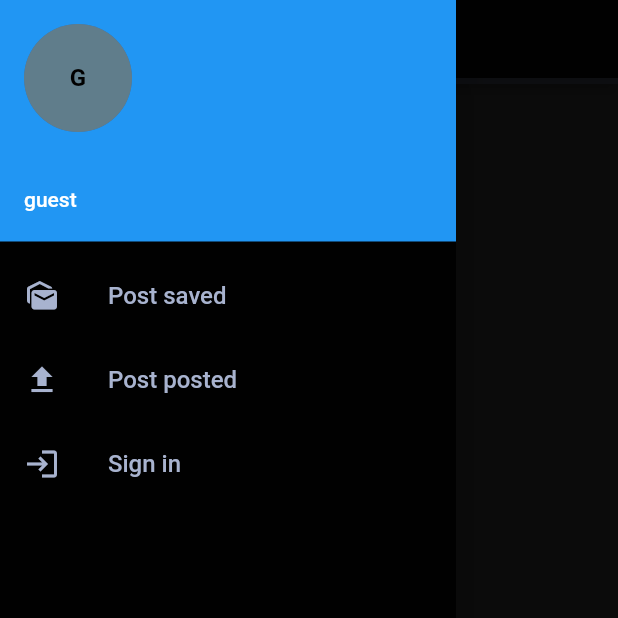
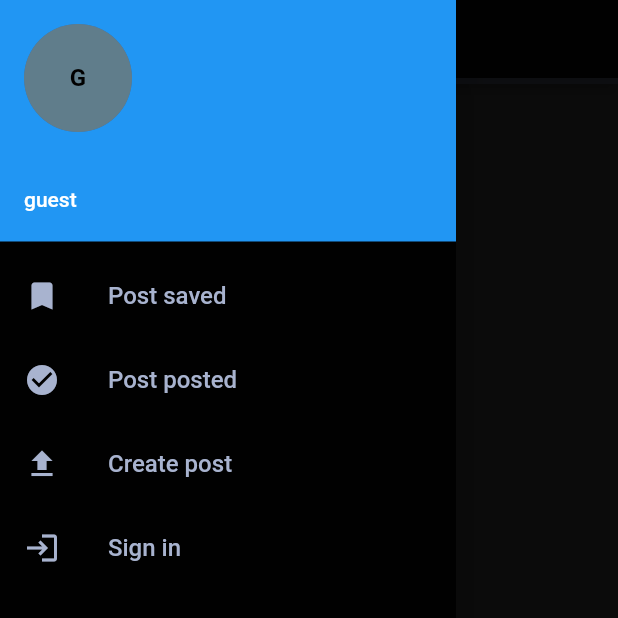
Before and after one commit to duccanhole/flutter-blog, a Flutter app: the screen it shows after launch, with the side drawer open, on a phone screen of 412 x 824 dp, the top half of it. Run offline on Flutter 3.47's test engine with Material 2 defaults, Android fonts, the phone set to English and light mode, and no system bars; our stand-ins replace shared_preferences, webview_flutter; missing offline and left inert: dart:ffi; network calls fail.

Commit message:
add navbar action, remove useless file

```diff
--- a/lib/route/Home.dart
+++ b/lib/route/Home.dart
@@ -12,11 +12,30 @@ class Home extends StatefulWidget {
 
 class _HomeState extends State<Home> {
   late Future<List<IPost>> posts;
+  int skip = 10;
+  QuerySearch q = QuerySearch(sortBy: 'view');
   @override
   void initState() {
     // TODO: implement initState
     super.initState();
-    posts = PostApi().getList(QuerySearch());
+    posts = PostApi().getList(q);
+  }
+
+  onPrev() {
+    if (skip == 0) return;
+    skip -= 10;
+    q.skip = skip.toString();
+    setState(() {
+      posts = PostApi().getList(q);
+    });
+  }
+
+  onNext() {
+    skip += 10;
+    q.skip = skip.toString();
+    setState(() {
+      posts = PostApi().getList(q);
+    });
   }
 
   @override
@@ -25,9 +44,15 @@ class _HomeState extends State<Home> {
         future: posts,
         builder: (context, snapshot) {
           if (snapshot.hasData) {
-            return ListPostWidget(listData: snapshot.data ?? [], title: "Home");
+            return ListPostWidget(
+                listData: snapshot.data ?? [],
+                title: "Popular",
+                onPrev: onPrev,
+                onNext: onNext);
           }
-          return const Text("loading ...", style: TextStyle(color: Colors.white));
+          return const Center(
+            child: Text("loading ...", style: TextStyle(color: Colors.white)),
+          );
         });
   }
 }
--- a/lib/route/SignInPage.dart
+++ b/lib/route/SignInPage.dart
@@ -2,7 +2,6 @@ import 'dart:convert';
 
 import 'package:app/api/user/index.dart';
 import 'package:app/route/index.dart';
-import 'package:flutter/foundation.dart';
 import 'package:flutter/material.dart';
 import 'package:http/http.dart';
 import 'package:shared_preferences/shared_preferences.dart';
--- a/lib/widget/ListDrawer.dart
+++ b/lib/widget/ListDrawer.dart
@@ -21,8 +21,9 @@ class ListDrawerSate extends State<ListDrawer> {
   late Future<String> userName;
   late Future<String> token;
   List<Nav> navigators = [
-    Nav(text: "Post saved", icon: Icons.mark_as_unread),
-    Nav(text: "Post posted", icon: Icons.file_upload)
+    Nav(text: "Post saved", icon: Icons.bookmark),
+    Nav(text: "Post posted", icon: Icons.check_circle),
+    Nav(text: "Create post", icon: Icons.upload)
   ];
 
   get builder => null;
```
Also changed, not shown: lib/route/InfoPost.dart (deleted, +0 -7 lines), lib/route/PostPage.dart (deleted, +0 -72 lines), lib/route/header-bar.dart (deleted, +0 -18 lines), lib/route/index.dart (+22 -6 lines), lib/widget/ListPost.dart (+22 -5 lines).
